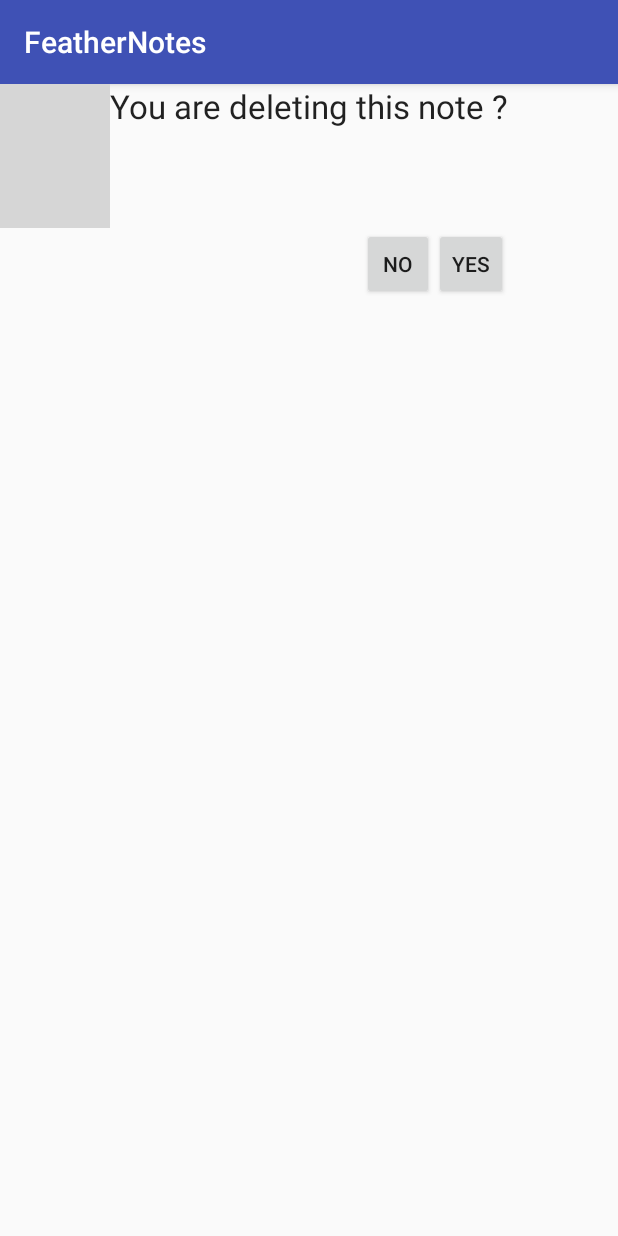
After one commit to thatsabhi22/feathernotes, an Android app: the fragment DialogClass shown on its own in the app's theme, on a phone screen of 412 x 824 dp. The commit adds this screen. Run offline under Robolectric (Android 15) with nearby library versions, the phone set to English and light mode, and no system bars; 1 statement that could not run was skipped; grey boxes are pictures that could not be loaded.

Commit message:
- Added AlertDialog for query before delete - Long Press Delete functional Now

```diff
--- /dev/null
+++ b/app/src/main/java/cook/cuu/feathernotes/DialogClass.java
@@ -0,0 +1,67 @@
+package cook.cuu.feathernotes;
+
+import android.app.Activity;
+import android.app.DialogFragment;
+import android.os.Bundle;
+import android.view.LayoutInflater;
+import android.view.View;
+import android.view.ViewGroup;
+import android.widget.Button;
+import android.widget.Toast;
+
+/**
+ * Created by aviator on 29/11/15.
+ */
+public class DialogClass extends DialogFragment implements View.OnClickListener{
+
+    Bundle bundle;
+    Button yes,no;
+    Communicator comm;
+    DbHelper dbHelper;
+    int position;
+
+    @Override
+    public void onAttach(Activity activity) {
+        super.onAttach(activity);
+        comm = (Communicator) activity;
+    }
+
+    @Override
+    public View onCreateView(LayoutInflater inflater, ViewGroup container, Bundle savedInstanceState) {
+        bundle      =   getArguments();
+        View view   =   inflater.inflate(R.layout.dialoglayout,null);
+        yes         =   (Button) view.findViewById(R.id.yes);
+        no          =   (Button) view.findViewById(R.id.no);
+        yes.setOnClickListener(this);
+        no.setOnClickListener(this);
+        setCancelable(false);
+        return view;
+    }
+
+
+    @Override
+    public void onClick(View v) {
+        dbHelper = new DbHelper(getActivity().getApplicationContext());
+        try{
+            if (v.getId()==R.id.yes){
+                position = bundle.getInt("position");
+                dbHelper.deleteNote(MainActivity.noteIdList.get(position));
+                Toast.makeText(getActivity().getApplicationContext(),"Note Deleted",Toast.LENGTH_SHORT).show();
+                bundle.clear();
+                dismiss();
+                comm.dialogMessage("Yes Was Clicked with position - " + position);
+            }
+            else{
+                dismiss();
+                comm.dialogMessage("No was clicked.");
+                //Toast.makeText(getActivity(),"No Was Clicked",Toast.LENGTH_LONG).show();
+            }
+        }catch(Exception e){
+            e.printStackTrace();
+        }
+    }
+
+    interface Communicator{
+        public void dialogMessage(String msg);
+    }
+}
--- a/app/src/main/java/cook/cuu/feathernotes/EditNotes.java
+++ b/app/src/main/java/cook/cuu/feathernotes/EditNotes.java
@@ -58,7 +58,7 @@ public class EditNotes extends AppCompatActivity {
     private void decideEditInsert(){
         if(position == -1 && !inserted)
             insertNote();
-        else if(!TextUtils.equals(current,editText.getText()) && !edited)
+        else if(!TextUtils.equals(current,editText.getText()) && !edited && !inserted)
             editNote();
     }
 
@@ -135,6 +135,7 @@ public class EditNotes extends AppCompatActivity {
     }
 
     private void editNote() {
+
         try {
             if (TextUtils.isEmpty(editText.getText())) {
                 Toast.makeText(this, "No Text Typed", Toast.LENGTH_LONG).show();
@@ -151,6 +152,7 @@ public class EditNotes extends AppCompatActivity {
                 edited = true;
                 Toast.makeText(this, "Note Edited ..", Toast.LENGTH_SHORT).show();
                 Log.i("Life","Note Edited ..");
+
             }
         }catch(Exception e){
             e.printStackTrace();
--- /dev/null
+++ b/app/src/main/res/layout/dialoglayout.xml
@@ -0,0 +1,45 @@
+<?xml version="1.0" encoding="utf-8"?>
+<RelativeLayout xmlns:android="http://schemas.android.com/apk/res/android"
+    android:layout_width="match_parent"
+    android:layout_height="match_parent">
+
+    <TextView
+        android:layout_width="wrap_content"
+        android:layout_height="wrap_content"
+        android:textAppearance="?android:attr/textAppearanceLarge"
+        android:text="You are deleting this note ?"
+        android:id="@+id/deleteQuery"
+        android:layout_alignParentTop="true"
+        android:layout_centerHorizontal="true" />
+
+    <Button
+        style="?android:attr/buttonStyleSmall"
+        android:layout_width="wrap_content"
+        android:layout_height="wrap_content"
+        android:text="Yes"
+        android:id="@+id/yes"
+        android:layout_below="@+id/imageView"
+        android:layout_alignRight="@+id/deleteQuery"
+        android:layout_alignEnd="@+id/deleteQuery" />
+
+    <Button
+        style="?android:attr/buttonStyleSmall"
+        android:layout_width="wrap_content"
+        android:layout_height="wrap_content"
+        android:text="No"
+        android:id="@+id/no"
+        android:layout_alignTop="@+id/yes"
+        android:layout_toLeftOf="@+id/yes"
+        android:layout_toStartOf="@+id/yes" />
+
+    <ImageView
+        android:layout_width="wrap_content"
+        android:layout_height="wrap_content"
+        android:id="@+id/imageView"
+        android:src="@drawable/icon_small"
+        android:layout_alignParentTop="true"
+        android:layout_toLeftOf="@+id/deleteQuery"
+        android:layout_toStartOf="@+id/deleteQuery"
+        android:paddingRight="10dp" />
+
+</RelativeLayout>
```
Also changed, not shown: app/src/main/java/cook/cuu/feathernotes/MainActivity.java (+67 -38 lines), app/src/main/java/cook/cuu/feathernotes/dbHelper.java (+14 -0 lines), app/src/main/res/drawable/Icon_Small.png (added).
